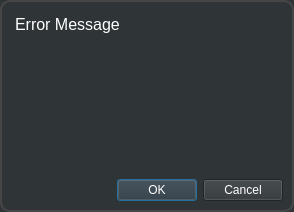
Above: error.ui from alvi-khan/Marshal before the change. Below: the same form after it.
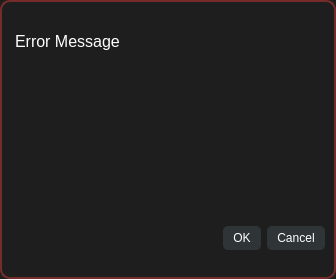
That is the form after the change.

The edit to the form file:
```diff
--- a/error.ui
+++ b/error.ui
@@ -6,28 +6,79 @@
    <rect>
     <x>0</x>
     <y>0</y>
-    <width>294</width>
-    <height>212</height>
+    <width>336</width>
+    <height>279</height>
    </rect>
   </property>
   <property name="windowTitle">
    <string>Dialog</string>
   </property>
   <property name="styleSheet">
-   <string notr="true">QDialog{
-	border: 1.5px solid rgb(70, 70, 70);
+   <string notr="true">QFrame#frame{
+	border: 1.5px solid #772C2C;
 	border-radius: 10px;
 }
 * {
-	color: rgb(153, 153, 153);
+	background-color: rgb(30, 30, 30);
+	color: rgb(255, 255, 255);
+}
+QPushButton{
 	background-color: rgb(47, 52, 55);
+	border-radius: 5px;
+	padding: 5px 10px 5px 10px;
 }
 QPushButton:hover 
 { background-color: #3E3E3E; }</string>
   </property>
   <layout class="QVBoxLayout" name="verticalLayout">
+   <property name="spacing">
+    <number>0</number>
+   </property>
+   <property name="leftMargin">
+    <number>0</number>
+   </property>
+   <property name="topMargin">
+    <number>0</number>
+   </property>
+   <property name="rightMargin">
+    <number>0</number>
+   </property>
+   <property name="bottomMargin">
+    <number>0</number>
+   </property>
+   <item>
+    <widget class="QFrame" name="frame">
+     <property name="frameShape">
+      <enum>QFrame::StyledPanel</enum>
+     </property>
+     <property name="frameShadow">
+      <enum>QFrame::Raised</enum>
+     </property>
+     <property name="lineWidth">
+      <number>1</number>
+     </property>
+     <layout class="QVBoxLayout" name="verticalLayout_2">
+      <item>
+       <spacer name="verticalSpacer">
+        <property name="orientation">
+         <enum>Qt::Vertical</enum>
+        </property>
+        <property name="sizeHint" stdset="0">
+         <size>
+          <width>20</width>
+          <height>40</height>
+         </size>
+        </property>
+       </spacer>
+      </item>
    <item>
     <widget class="QPlainTextEdit" name="errorMessage">
+        <property name="sizePolicy">
+         <sizepolicy hsizetype="Expanding" vsizetype="Minimum">
+          <horstretch>0</horstretch>
+          <verstretch>0</verstretch>
+         </sizepolicy>
+        </property>
      <property name="font">
       <font>
        <family>Segoe UI</family>
@@ -35,7 +86,7 @@
       </font>
      </property>
      <property name="styleSheet">
-      <string notr="true">color: rgb(255, 255, 255);</string>
+         <string notr="true"/>
      </property>
      <property name="frameShape">
       <enum>QFrame::NoFrame</enum>
@@ -54,7 +105,7 @@
    <item>
     <widget class="QDialogButtonBox" name="buttonBox">
      <property name="styleSheet">
-      <string notr="true">color: rgb(255, 255, 255);</string>
+         <string notr="true"/>
      </property>
      <property name="orientation">
       <enum>Qt::Horizontal</enum>
@@ -62,6 +113,22 @@
      <property name="standardButtons">
       <set>QDialogButtonBox::Cancel|QDialogButtonBox::Ok</set>
      </property>
+       </widget>
+      </item>
+      <item>
+       <spacer name="verticalSpacer_2">
+        <property name="orientation">
+         <enum>Qt::Vertical</enum>
+        </property>
+        <property name="sizeHint" stdset="0">
+         <size>
+          <width>20</width>
+          <height>40</height>
+         </size>
+        </property>
+       </spacer>
+      </item>
+     </layout>
     </widget>
    </item>
   </layout>
```
Lines whose indentation alone changed are shown as unchanged.
